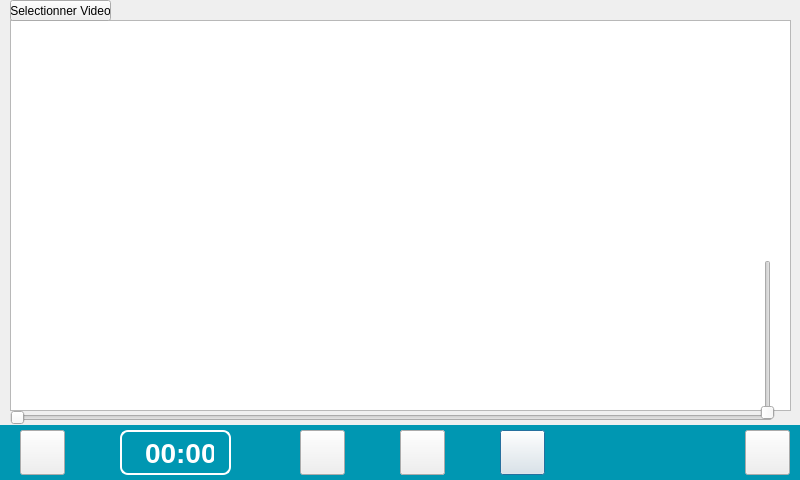
Before: the Qt Designer form InterfaceEleve/interfacevideo.ui in Sam-Depardieu/Labo-de-langue, drawn with Qt 5.
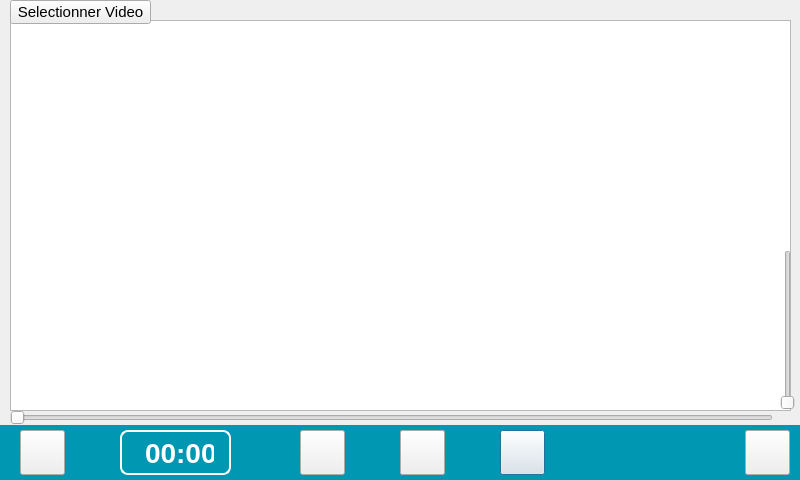
After: the same form once the commit is applied.

```diff
--- a/InterfaceEleve/interfacevideo.ui
+++ b/InterfaceEleve/interfacevideo.ui
@@ -70,10 +70,15 @@
     <rect>
      <x>10</x>
      <y>0</y>
-     <width>101</width>
-     <height>21</height>
+     <width>141</width>
+     <height>24</height>
     </rect>
    </property>
+   <property name="font">
+    <font>
+     <pointsize>11</pointsize>
+    </font>
+   </property>
    <property name="text">
     <string>Selectionner Video</string>
    </property>
@@ -142,8 +147,8 @@
   <widget class="QSlider" name="verticalSlider_sonVideo">
    <property name="geometry">
     <rect>
-     <x>760</x>
-     <y>260</y>
+     <x>780</x>
+     <y>250</y>
      <width>16</width>
      <height>160</height>
     </rect>
```
Left out of the diff: 4 changed lines with no effect on the pictures.
